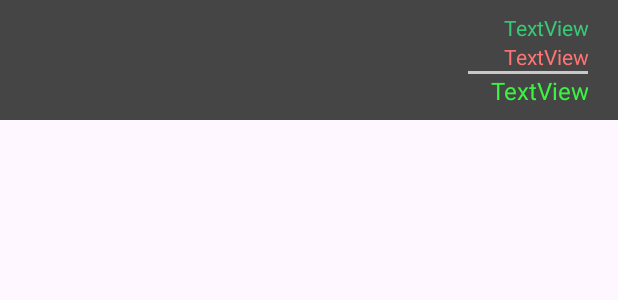
After one commit to trungkhanh2709/QLCT, an Android app: the layout layout_item_money_per_time.xml on its own in the app's theme, with its tools: preview values and no code run, on a phone screen of 412 x 824 dp. The commit adds this screen. Shown: the top 300 px of the screen. Run offline under Robolectric (Android 15) with nearby library versions, the phone set to English and light mode, and no system bars.

Commit message:
done 60%

```diff
--- /dev/null
+++ b/Final/app/src/main/res/drawable/line.xml
@@ -0,0 +1,5 @@
+<shape xmlns:android="http://schemas.android.com/apk/res/android">
+    <stroke
+        android:width="1dp"
+        android:color="#C8C8C8" /> <!-- Màu của đường line, có thể thay đổi theo nhu cầu -->
+</shape>
--- /dev/null
+++ b/Final/app/src/main/res/layout/layout_item_money_per_time.xml
@@ -0,0 +1,72 @@
+<?xml version="1.0" encoding="utf-8"?>
+<RelativeLayout
+ xmlns:android="http://schemas.android.com/apk/res/android"
+    android:layout_width="match_parent"
+    android:clickable="true"
+    android:focusable="true"
+    android:orientation="vertical"
+    android:layout_height="wrap_content">
+
+    <LinearLayout
+        android:layout_width="match_parent"
+        android:layout_height="80dp"
+        android:layout_marginBottom="10dp"
+        android:background="#454545">
+
+        <TextView
+            android:id="@+id/txtThang"
+            android:layout_width="wrap_content"
+            android:layout_height="wrap_content"
+            android:layout_marginLeft="30dp"
+            android:layout_marginTop="20dp"
+            android:gravity="center"
+            android:textColor="#FFFFFF"
+            android:textSize="24sp" />
+
+        <LinearLayout
+            android:layout_width="match_parent"
+            android:layout_height="wrap_content"
+            android:layout_gravity="center_vertical"
+            android:orientation="vertical">
+
+            <TextView
+                android:id="@+id/txtThu"
+                android:layout_width="match_parent"
+                android:layout_height="wrap_content"
+                android:gravity="right|center_vertical"
+                android:paddingRight="20dp"
+                android:text="TextView"
+                android:textColor="#38C976" />
+
+            <TextView
+                android:id="@+id/txtChi"
+                android:layout_width="match_parent"
+                android:layout_height="wrap_content"
+                android:layout_gravity="center_vertical"
+                android:gravity="right"
+                android:paddingRight="20dp"
+                android:text="TextView"
+                android:textColor="#FF7474" />
+
+            <View
+                android:id="@+id/view"
+                android:layout_width="80dp"
+                android:layout_height="2dp"
+                android:layout_gravity="right"
+                android:layout_marginRight="20dp"
+                android:background="@drawable/line" />
+
+            <TextView
+                android:id="@+id/txtTongTien"
+                android:layout_width="match_parent"
+                android:layout_height="wrap_content"
+                android:layout_gravity="center_vertical"
+                android:gravity="right"
+                android:paddingRight="20dp"
+                android:text="TextView"
+                android:textColor="#39F340"
+                android:textSize="16sp" />
+        </LinearLayout>
+
+    </LinearLayout>
+</RelativeLayout>
--- a/Final/build.gradle
+++ b/Final/build.gradle
@@ -3,8 +3,3 @@ plugins {
     id 'com.android.application' version '8.0.1' apply false
     id 'com.android.library' version '8.0.1' apply false
 }
-//allprojects {
-//    repositories {
-//        maven { url "https://jitpack.io" }
-//    }
-//}
```
Also changed, not shown: Final/app/src/main/java/com/example/myapplication/ClassGiaoDich.java (+53 -2 lines), Final/app/src/main/java/com/example/myapplication/Custom_Adapter_Giao_Dich.java (added, +91 -0 lines), Final/app/src/main/java/com/example/myapplication/DatabaseHelper.java (+22 -2 lines), Final/app/src/main/java/com/example/myapplication/ThongKe.java (+116 -37 lines), Final/app/src/main/res/layout/layout_thong_ke.xml (+14 -29 lines).
